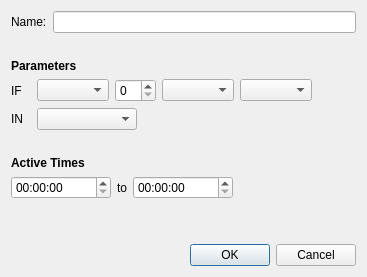
First picture: the form in visionapp/client/ui/dialogs/alarm_creation/alarm_creation.ui, repository aotuai/brainframe-qt, before the edit.
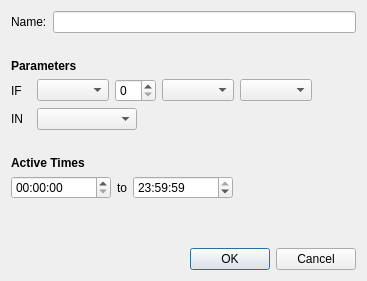
Second picture: the form after the edit.

Commit message: Alarm Dialog end_time defaults to 11:59:59 PM

Diff of the .ui file:
```diff
--- a/visionapp/client/ui/dialogs/alarm_creation/alarm_creation.ui
+++ b/visionapp/client/ui/dialogs/alarm_creation/alarm_creation.ui
@@ -7,7 +7,7 @@
     <x>0</x>
     <y>0</y>
     <width>367</width>
-    <height>277</height>
+    <height>281</height>
    </rect>
   </property>
   <property name="windowTitle">
@@ -169,6 +169,16 @@
          <height>0</height>
         </size>
        </property>
+       <property name="dateTime">
+        <datetime>
+         <hour>23</hour>
+         <minute>59</minute>
+         <second>59</second>
+         <year>2000</year>
+         <month>1</month>
+         <day>1</day>
+        </datetime>
+       </property>
       </widget>
      </item>
      <item>
```
The commit also changes 1 other file.
